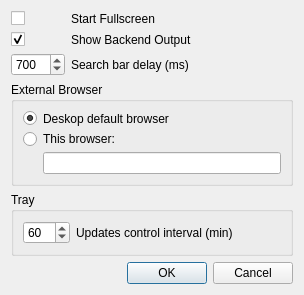
Old version of the form Qt/AppSet-Qt/options.ui in the repository svn2github/appset.
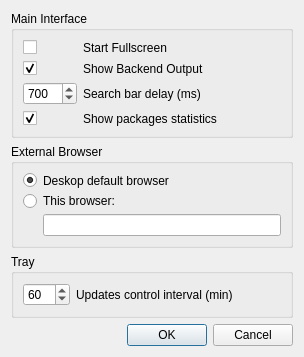
New version of the form.

What changed in the file:
```diff
--- a/Qt/AppSet-Qt/options.ui
+++ b/Qt/AppSet-Qt/options.ui
@@ -7,7 +7,7 @@
     <x>0</x>
     <y>0</y>
     <width>304</width>
-    <height>267</height>
+    <height>352</height>
    </rect>
   </property>
   <property name="sizePolicy">
@@ -23,71 +23,6 @@
    <bool>true</bool>
   </property>
   <layout class="QGridLayout" name="gridLayout">
-   <item row="0" column="0">
-    <layout class="QVBoxLayout" name="verticalLayout">
-     <item>
-      <layout class="QFormLayout" name="formLayout">
-       <item row="2" column="0">
-        <widget class="QSpinBox" name="spinBox">
-         <property name="minimum">
-          <number>300</number>
-         </property>
-         <property name="maximum">
-          <number>1000</number>
-         </property>
-         <property name="singleStep">
-          <number>50</number>
-         </property>
-         <property name="value">
-          <number>700</number>
-         </property>
-        </widget>
-       </item>
-       <item row="2" column="1">
-        <widget class="QLabel" name="label">
-         <property name="text">
-          <string>Search bar delay (ms)</string>
-         </property>
-        </widget>
-       </item>
-       <item row="0" column="0">
-        <widget class="QCheckBox" name="checkBox">
-         <property name="text">
-          <string/>
-         </property>
-        </widget>
-       </item>
-       <item row="0" column="1">
-        <widget class="QLabel" name="label_2">
-         <property name="text">
-          <string>Start Fullscreen</string>
-         </property>
-        </widget>
-       </item>
-       <item row="1" column="0">
-        <widget class="QCheckBox" name="backOutput">
-         <property name="toolTip">
-          <string>Shows Backend Output during operations</string>
-         </property>
-         <property name="text">
-          <string/>
-         </property>
-         <property name="checked">
-          <bool>true</bool>
-         </property>
-        </widget>
-       </item>
-       <item row="1" column="1">
-        <widget class="QLabel" name="label_6">
-         <property name="text">
-          <string>Show Backend Output</string>
-         </property>
-        </widget>
-       </item>
-      </layout>
-     </item>
-    </layout>
-   </item>
    <item row="1" column="0">
     <widget class="QGroupBox" name="groupBox">
      <property name="title">
@@ -181,6 +116,96 @@
      </layout>
     </widget>
    </item>
+   <item row="0" column="0">
+    <widget class="QGroupBox" name="groupBox_3">
+     <property name="title">
+      <string>Main Interface</string>
+     </property>
+     <layout class="QVBoxLayout" name="verticalLayout">
+      <item>
+       <layout class="QFormLayout" name="formLayout">
+        <property name="fieldGrowthPolicy">
+         <enum>QFormLayout::ExpandingFieldsGrow</enum>
+        </property>
+        <item row="0" column="0">
+         <widget class="QCheckBox" name="checkBox">
+          <property name="text">
+           <string/>
+          </property>
+         </widget>
+        </item>
+        <item row="0" column="1">
+         <widget class="QLabel" name="label_2">
+          <property name="text">
+           <string>Start Fullscreen</string>
+          </property>
+         </widget>
+        </item>
+        <item row="1" column="0">
+         <widget class="QCheckBox" name="backOutput">
+          <property name="toolTip">
+           <string>Shows Backend Output during operations</string>
+          </property>
+          <property name="text">
+           <string/>
+          </property>
+          <property name="checked">
+           <bool>true</bool>
+          </property>
+         </widget>
+        </item>
+        <item row="1" column="1">
+         <widget class="QLabel" name="label_6">
+          <property name="text">
+           <string>Show Backend Output</string>
+          </property>
+         </widget>
+        </item>
+        <item row="2" column="0">
+         <widget class="QSpinBox" name="spinBox">
+          <property name="minimum">
+           <number>300</number>
+          </property>
+          <property name="maximum">
+           <number>1000</number>
+          </property>
+          <property name="singleStep">
+           <number>50</number>
+          </property>
+          <property name="value">
+           <number>700</number>
+          </property>
+         </widget>
+        </item>
+        <item row="2" column="1">
+         <widget class="QLabel" name="label">
+          <property name="text">
+           <string>Search bar delay (ms)</string>
+          </property>
+         </widget>
+        </item>
+        <item row="3" column="0">
+         <widget class="QCheckBox" name="statShow">
+          <property name="text">
+           <string/>
+          </property>
+          <property name="checked">
+           <bool>true</bool>
+          </property>
+         </widget>
+        </item>
+        <item row="3" column="1">
+         <widget class="QLabel" name="label_7">
+          <property name="text">
+           <string>Show packages statistics</string>
+          </property>
+         </widget>
+        </item>
+       </layout>
+      </item>
+     </layout>
+    </widget>
+   </item>
   </layout>
  </widget>
  <resources/>
```
